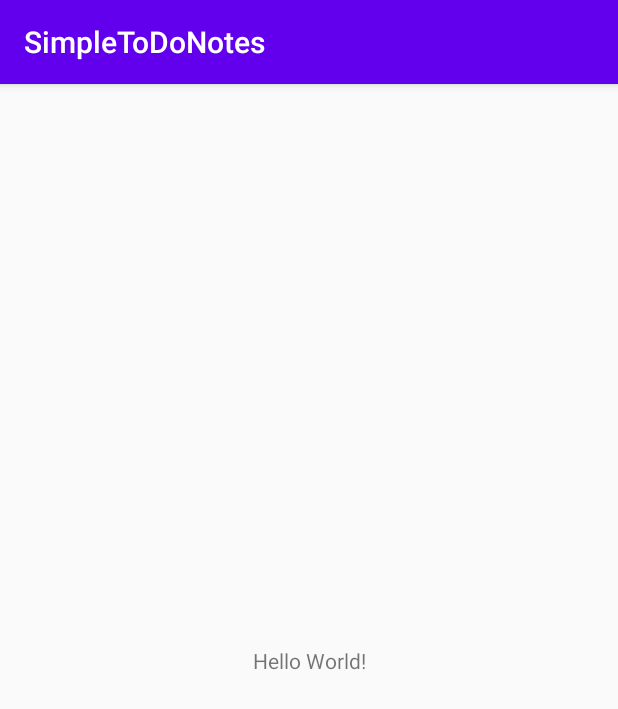
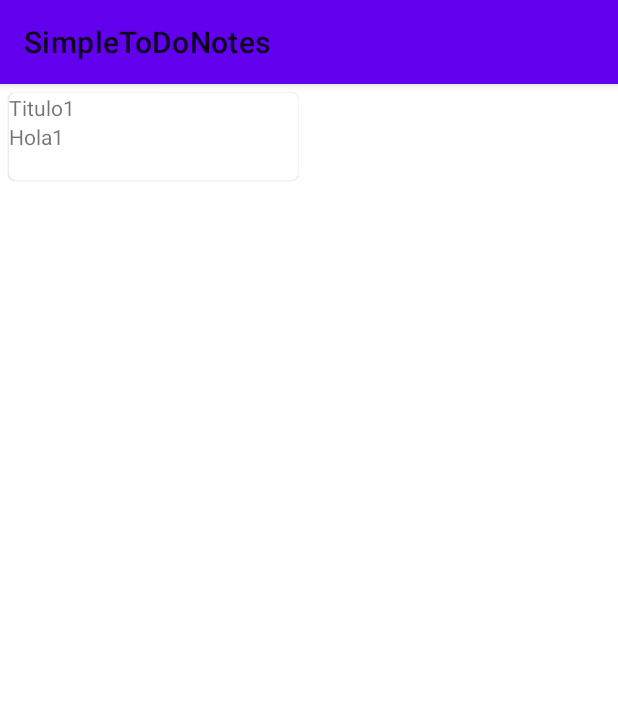
Before and after one commit to robercoding/NoteApp, an Android app: the screen it shows after launch (MainActivity), on a phone screen of 412 x 824 dp. Shown: the top 709 px of the screen. Run offline under Robolectric (Android 15) with nearby library versions, the phone set to English and light mode, and no system bars; our stand-ins replace Dagger/Hilt's generated code, Room's generated code, data binding; libraries missing offline, so code that uses them is left out: androidx.hilt.lifecycle; 1 statement that could not run was skipped.

Commit message:
Setup of a recycler view with onclick to NoteDetailsActivity

```diff
--- a/app/src/main/AndroidManifest.xml
+++ b/app/src/main/AndroidManifest.xml
@@ -10,7 +10,8 @@
         android:roundIcon="@mipmap/ic_launcher_round"
         android:supportsRtl="true"
         android:theme="@style/AppTheme">
-        <activity android:name=".ui.MainActivity">
+        <activity android:name="com.rober.simpletodonotes.ui.details.NoteDetailActivity"></activity>
+        <activity android:name=".ui.main.MainActivity">
             <intent-filter>
                 <action android:name="android.intent.action.MAIN" />
 
--- a/app/src/main/java/com/rober/simpletodonotes/data/local/NoteDao.kt
+++ b/app/src/main/java/com/rober/simpletodonotes/data/local/NoteDao.kt
@@ -22,8 +22,4 @@ interface NoteDao {
 
     @Query("DELETE FROM $TABLE_NAME")
     suspend fun deleteAllNotes(): Int
-
-
-
-
 }
--- a/app/src/main/java/com/rober/simpletodonotes/model/Note.kt
+++ b/app/src/main/java/com/rober/simpletodonotes/model/Note.kt
@@ -1,25 +1,34 @@
 package com.rober.simpletodonotes.model
 
+import android.annotation.SuppressLint
 import androidx.room.Entity
 import androidx.room.PrimaryKey
 import androidx.room.TypeConverter
 import androidx.room.TypeConverters
 import com.rober.simpletodonotes.data.converters.Converters
 import com.rober.simpletodonotes.model.Note.Companion.TABLE_NAME
+import java.text.SimpleDateFormat
 import java.util.*
 
 @Entity(tableName = TABLE_NAME)
 data class Note(
-
     @PrimaryKey(autoGenerate = true)
     var id: Long? = null,
+
+    var title: String? = null,
 
     var text: String? = null,
 
     @TypeConverters(Converters::class)
     var date: Date? = null
+) {
 
-) {
+    @SuppressLint("SimpleDateFormat")
+    fun getDateFormatted(): String{
+        val formatDate = SimpleDateFormat("dd/MM/yyyy")
+        return formatDate.format(date)
+    }
+
     companion object{
         const val TABLE_NAME = "table_notes"
     }
--- a/app/src/main/java/com/rober/simpletodonotes/ui/MainActivity.kt
+++ /dev/null
@@ -1,36 +0,0 @@
-package com.rober.simpletodonotes.ui
-
-import android.os.Bundle
-import android.util.Log
-import androidx.activity.viewModels
-import androidx.lifecycle.Observer
-import com.rober.simpletodonotes.R
-import com.rober.simpletodonotes.model.Note
-import com.rober.simpletodonotes.ui.base.BaseActivity
-
-import dagger.hilt.android.AndroidEntryPoint
-import java.util.*
-
-@AndroidEntryPoint
-class MainActivity : BaseActivity<MainViewModel>() {
-
-    override val mViewModel: MainViewModel by viewModels()
-
-    override fun onCreate(savedInstanceState: Bundle?) {
-        super.onCreate(savedInstanceState)
-        setContentView(R.layout.activity_main)
-        insertNote()
-        initNotes()
-    }
-
-    private fun initNotes(){
-        mViewModel.notes.observe(this@MainActivity, Observer {list ->
-            Log.i("MainActivty", list.toString())
-        })
-    }
-
-    private fun insertNote(){
-        mViewModel.insertNote(Note(0, "Hola", Date()))
-    }
-
-}
--- a/app/src/main/java/com/rober/simpletodonotes/ui/base/BaseActivity.kt
+++ b/app/src/main/java/com/rober/simpletodonotes/ui/base/BaseActivity.kt
@@ -3,12 +3,17 @@ package com.rober.simpletodonotes.ui.base
 import android.os.Bundle
 import androidx.appcompat.app.AppCompatActivity
 import androidx.lifecycle.ViewModel
+import androidx.viewbinding.ViewBinding
 
-abstract class BaseActivity <VM: ViewModel> : AppCompatActivity(){
+abstract class BaseActivity <VM: ViewModel, VB: ViewBinding> : AppCompatActivity(){
     protected abstract val mViewModel: VM
+
+    protected lateinit var mViewBinding: VB
 
     override fun onCreate(savedInstanceState: Bundle?) {
         super.onCreate(savedInstanceState)
+        mViewBinding = getViewBinding()
+    }
 
-    }
+    abstract fun getViewBinding(): VB
 }
--- /dev/null
+++ b/app/src/main/java/com/rober/simpletodonotes/ui/details/NoteDetailActivity.kt
@@ -0,0 +1,29 @@
+package com.rober.simpletodonotes.ui.details
+
+import android.os.Bundle
+import android.util.Log
+import androidx.activity.viewModels
+import com.rober.simpletodonotes.databinding.ActivityNoteDetailBinding
+import com.rober.simpletodonotes.ui.base.BaseActivity
+import java.lang.IllegalArgumentException
+
+class NoteDetailActivity : BaseActivity<NoteDetailViewModel, ActivityNoteDetailBinding>() {
+
+    override val mViewModel: NoteDetailViewModel by viewModels()
+
+    override fun onCreate(savedInstanceState: Bundle?) {
+        super.onCreate(savedInstanceState)
+        setContentView(mViewBinding.root)
+
+        val postId = intent.extras?.getLong(NOTE_ID)
+            ?: throw IllegalArgumentException("note id must be non null")
+
+        Log.i("NoteDetailActivity", "Id: $postId")
+    }
+
+    override fun getViewBinding(): ActivityNoteDetailBinding = ActivityNoteDetailBinding.inflate(layoutInflater)
+
+    companion object{
+        const val NOTE_ID = "noteId"
+    }
+}
--- /dev/null
+++ b/app/src/main/java/com/rober/simpletodonotes/ui/details/NoteDetailViewModel.kt
@@ -0,0 +1,9 @@
+package com.rober.simpletodonotes.ui.details
+
+import androidx.hilt.lifecycle.ViewModelInject
+import androidx.lifecycle.ViewModel
+import com.rober.simpletodonotes.data.repository.NotesRepository
+
+class NoteDetailViewModel @ViewModelInject constructor(private val repository: NotesRepository)
+    : ViewModel() {
+}
--- /dev/null
+++ b/app/src/main/java/com/rober/simpletodonotes/ui/main/MainActivity.kt
@@ -0,0 +1,61 @@
+package com.rober.simpletodonotes.ui.main
+
+import android.content.Intent
+import android.os.Bundle
+import android.util.Log
+import androidx.activity.viewModels
+import androidx.lifecycle.Observer
+import androidx.recyclerview.widget.GridLayoutManager
+import com.rober.simpletodonotes.databinding.ActivityMainBinding
+import com.rober.simpletodonotes.model.Note
+import com.rober.simpletodonotes.ui.base.BaseActivity
+import com.rober.simpletodonotes.ui.main.adapter.NoteRecyclerAdapter
+import com.rober.simpletodonotes.ui.details.NoteDetailActivity
+
+import dagger.hilt.android.AndroidEntryPoint
+import java.util.*
+
+@AndroidEntryPoint
+class MainActivity : BaseActivity<MainViewModel, ActivityMainBinding>(),
+NoteRecyclerAdapter.OnItemClickListener{
+
+    override val mViewModel: MainViewModel by viewModels()
+    //private val binding: ActivityMainBinding by binding(R.layout.activity_main)
+    private val mAdapter: NoteRecyclerAdapter by lazy { NoteRecyclerAdapter(this) }
+
+    override fun onCreate(savedInstanceState: Bundle?) {
+        super.onCreate(savedInstanceState)
+        setContentView(mViewBinding.root)
+        insertNote()
+        initNotes()
+
+    }
+
+    private fun initNotes(){
+        mViewBinding.noteRecyclerView.apply {
+            layoutManager = GridLayoutManager(context, 2)
+            adapter = mAdapter
+        }
+
+        mViewModel.notes.observe(this@MainActivity, Observer {list ->
+            mAdapter.addNoteList(list)
+            Log.i("MainActivty", list.toString())
+        })
+    }
+
+    private fun insertNote(){
+        mViewModel.insertNote(Note(0,"Titulo0", "Hola0", Date()))
+        mViewModel.insertNote(Note(1,"Titulo1", "Hola1", Date()))
+
+    }
+
+    override fun getViewBinding(): ActivityMainBinding = ActivityMainBinding.inflate(layoutInflater)
+
+    override fun onItemClickListener(note: Note) {
+        val intent = Intent(this, NoteDetailActivity::class.java)
+
+        intent.putExtra(NoteDetailActivity.NOTE_ID, note.id)
+        startActivity(intent)
+    }
+
+}
--- a/app/src/main/java/com/rober/simpletodonotes/ui/MainViewModel.kt
+++ b/app/src/main/java/com/rober/simpletodonotes/ui/main/MainViewModel.kt
@@ -1,4 +1,4 @@
-package com.rober.simpletodonotes.ui
+package com.rober.simpletodonotes.ui.main
 
 import androidx.hilt.lifecycle.ViewModelInject
 import androidx.lifecycle.LiveData
@@ -23,6 +23,5 @@ class MainViewModel @ViewModelInject constructor(
         viewModelScope.launch {
             noteRepository.insertDao(note)
         }
-
     }
 }
--- /dev/null
+++ b/app/src/main/java/com/rober/simpletodonotes/ui/main/adapter/NoteRecyclerAdapter.kt
@@ -0,0 +1,40 @@
+package com.rober.simpletodonotes.ui.main.adapter
+
+import android.view.LayoutInflater
+import android.view.ViewGroup
+import androidx.databinding.DataBindingUtil
+import androidx.recyclerview.widget.RecyclerView
+import com.rober.simpletodonotes.R
+import com.rober.simpletodonotes.databinding.ItemNoteBinding
+import com.rober.simpletodonotes.model.Note
+import com.rober.simpletodonotes.ui.main.viewholder.NoteViewHolder
+
+class NoteRecyclerAdapter(private val onItemClickListener: OnItemClickListener) : RecyclerView.Adapter<NoteViewHolder>() {
+
+    private val items: MutableList<Note> = mutableListOf()
+
+    override fun onCreateViewHolder(parent: ViewGroup, viewType: Int): NoteViewHolder {
+        val inflater = LayoutInflater.from(parent.context)
+        val binding = DataBindingUtil.inflate<ItemNoteBinding>(inflater, R.layout.item_note, parent, false)
+        return NoteViewHolder(binding)
+    }
+
+    override fun onBindViewHolder(holder: NoteViewHolder, position: Int) {
+
+        val note = items[position]
+        holder.bind(note, onItemClickListener)
+    }
+
+    fun addNoteList(notes: List<Note>){
+        items.clear()
+        items.addAll(notes)
+        notifyDataSetChanged()
+    }
+
+    override fun getItemCount(): Int = items.size
+
+    interface OnItemClickListener{
+        fun onItemClickListener(note:Note)
+    }
+
+}
--- /dev/null
+++ b/app/src/main/java/com/rober/simpletodonotes/ui/main/viewholder/NoteViewHolder.kt
@@ -0,0 +1,22 @@
+package com.rober.simpletodonotes.ui.main.viewholder
+
+import androidx.recyclerview.widget.RecyclerView
+import com.rober.simpletodonotes.databinding.ItemNoteBinding
+import com.rober.simpletodonotes.model.Note
+import com.rober.simpletodonotes.ui.main.adapter.NoteRecyclerAdapter
+
+class NoteViewHolder(val binding: ItemNoteBinding) : RecyclerView.ViewHolder(binding.root){
+
+    fun bind(item:Note, onItemClickListener: NoteRecyclerAdapter.OnItemClickListener ?= null){
+        binding.apply {
+            note = item
+            executePendingBindings()
+
+            onItemClickListener?.let {listener->
+                binding.root.setOnClickListener {
+                    listener.onItemClickListener(item)
+                }
+            }
+        }
+    }
+}
--- a/app/src/main/res/layout/activity_main.xml
+++ b/app/src/main/res/layout/activity_main.xml
@@ -1,18 +1,26 @@
 <?xml version="1.0" encoding="utf-8"?>
-<androidx.constraintlayout.widget.ConstraintLayout xmlns:android="http://schemas.android.com/apk/res/android"
+
+<layout>
+    <data>
+        <variable
+            name="mainViewModel"
+            type="com.rober.simpletodonotes.ui.main.MainViewModel" />
+    </data>
+
+<LinearLayout xmlns:android="http://schemas.android.com/apk/res/android"
     xmlns:app="http://schemas.android.com/apk/res-auto"
     xmlns:tools="http://schemas.android.com/tools"
     android:layout_width="match_parent"
     android:layout_height="match_parent"
-    tools:context=".ui.MainActivity">
+    tools:context=".ui.main.MainActivity">
 
-    <TextView
-        android:layout_width="wrap_content"
-        android:layout_height="wrap_content"
-        android:text="Hello World!"
-        app:layout_constraintBottom_toBottomOf="parent"
-        app:layout_constraintLeft_toLeftOf="parent"
-        app:layout_constraintRight_toRightOf="parent"
-        app:layout_constraintTop_toTopOf="parent" />
+    <androidx.recyclerview.widget.RecyclerView
+        android:id="@+id/note_recyclerView"
+        android:layout_width="409dp"
+        android:layout_height="354dp"
+        tools:layout_editor_absoluteX="1dp"
+        tools:layout_editor_absoluteY="1dp" />
 
-</androidx.constraintlayout.widget.ConstraintLayout>
+
+</LinearLayout>
+</layout>
--- /dev/null
+++ b/app/src/main/res/layout/activity_note_detail.xml
@@ -0,0 +1,9 @@
+<?xml version="1.0" encoding="utf-8"?>
+<androidx.constraintlayout.widget.ConstraintLayout xmlns:android="http://schemas.android.com/apk/res/android"
+    xmlns:app="http://schemas.android.com/apk/res-auto"
+    xmlns:tools="http://schemas.android.com/tools"
+    android:layout_width="match_parent"
+    android:layout_height="match_parent"
+    tools:context=".ui.details.NoteDetailActivity">
+
+</androidx.constraintlayout.widget.ConstraintLayout>
--- /dev/null
+++ b/app/src/main/res/layout/item_note.xml
@@ -0,0 +1,42 @@
+<?xml version="1.0" encoding="utf-8"?>
+<layout
+    xmlns:android="http://schemas.android.com/apk/res/android"
+    xmlns:app="http://schemas.android.com/apk/res-auto"
+    xmlns:tools="http://schemas.android.com/tools">
+    <data>
+        <variable
+            name="note"
+            type="com.rober.simpletodonotes.model.Note" />
+    </data>
+
+    <com.google.android.material.card.MaterialCardView
+        android:layout_width="match_parent"
+        android:layout_height="wrap_content"
+        android:layout_margin="6dp"
+        android:elevation="4dp">
+        <LinearLayout
+            android:layout_width="match_parent"
+            android:layout_height="wrap_content"
+            android:orientation="vertical">
+            <TextView
+                android:id="@+id/title"
+                android:layout_width="match_parent"
+                android:layout_height="wrap_content"
+                android:text="@{note.title}"/>
+
+            <TextView
+                android:id="@+id/text"
+                android:layout_width="match_parent"
+                android:layout_height="wrap_content"
+                android:text="@{note.text}"/>
+
+            <TextView
+                android:id="@+id/date"
+                android:layout_width="wrap_content"
+                android:layout_height="wrap_content"
+                android:text="@{note.dateFormatted}"/>
+        </LinearLayout>
+
+
+    </com.google.android.material.card.MaterialCardView>
+</layout>
--- a/app/src/main/res/values/styles.xml
+++ b/app/src/main/res/values/styles.xml
@@ -1,6 +1,6 @@
 <resources>
     <!-- Base application theme. -->
-    <style name="AppTheme" parent="Theme.AppCompat.Light.DarkActionBar">
+    <style name="AppTheme" parent="Theme.MaterialComponents.DayNight">
         <!-- Customize your theme here. -->
         <item name="colorPrimary">@color/colorPrimary</item>
         <item name="colorPrimaryDark">@color/colorPrimaryDark</item>
```
Also changed, not shown: app/build.gradle (+8 -0 lines).
